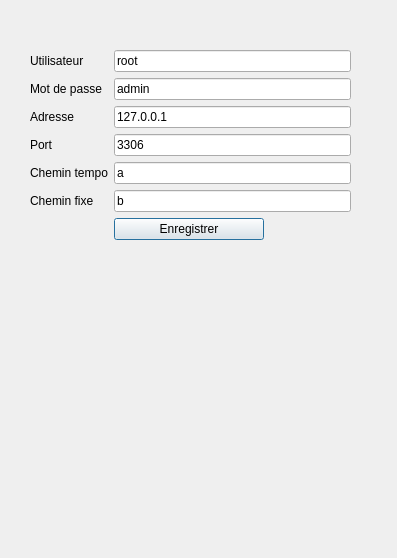
The window that c_options.ui (AlexSerfa/DVDFLIX) describes before a commit, drawn with Qt 5.
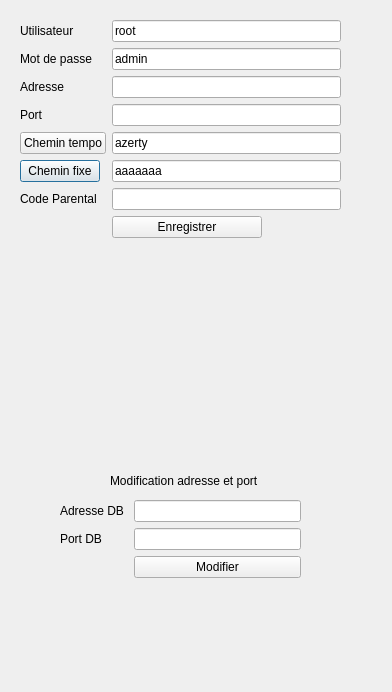
The same window after the commit.

```diff
--- a/c_options.ui
+++ b/c_options.ui
@@ -6,8 +6,8 @@
    <rect>
     <x>0</x>
     <y>0</y>
-    <width>397</width>
-    <height>558</height>
+    <width>392</width>
+    <height>692</height>
    </rect>
   </property>
   <property name="windowTitle">
@@ -16,8 +16,8 @@
   <widget class="QWidget" name="formLayoutWidget">
    <property name="geometry">
     <rect>
-     <x>30</x>
-     <y>50</y>
+     <x>20</x>
+     <y>20</y>
      <width>321</width>
      <height>341</height>
     </rect>
@@ -44,33 +44,6 @@
       </property>
      </widget>
     </item>
-    <item row="4" column="0">
-     <widget class="QLabel" name="label_5">
-      <property name="text">
-       <string>Chemin tempo</string>
-      </property>
-     </widget>
-    </item>
-    <item row="5" column="0">
-     <widget class="QLabel" name="label_6">
-      <property name="text">
-       <string>Chemin fixe</string>
-      </property>
-     </widget>
-    </item>
-    <item row="6" column="1">
-     <widget class="QPushButton" name="pushButton">
-      <property name="maximumSize">
-       <size>
-        <width>150</width>
-        <height>30</height>
-       </size>
-      </property>
-      <property name="text">
-       <string>Enregistrer</string>
-      </property>
-     </widget>
-    </item>
     <item row="0" column="0">
      <widget class="QLabel" name="label">
       <property name="text">
@@ -95,28 +68,93 @@
     <item row="2" column="1">
      <widget class="QLineEdit" name="txt_adresse">
       <property name="text">
-       <string>127.0.0.1</string>
+       <string/>
+      </property>
+      <property name="readOnly">
+       <bool>true</bool>
       </property>
      </widget>
     </item>
     <item row="3" column="1">
      <widget class="QLineEdit" name="txt_port">
       <property name="text">
-       <string>3306</string>
+       <string/>
+      </property>
+      <property name="readOnly">
+       <bool>true</bool>
       </property>
      </widget>
     </item>
     <item row="4" column="1">
      <widget class="QLineEdit" name="txt_tempo">
       <property name="text">
-       <string>a</string>
+       <string>azerty</string>
+      </property>
+      <property name="readOnly">
+       <bool>true</bool>
       </property>
      </widget>
     </item>
     <item row="5" column="1">
      <widget class="QLineEdit" name="txt_fixe">
       <property name="text">
-       <string>b</string>
+       <string>aaaaaaa</string>
+      </property>
+      <property name="readOnly">
+       <bool>true</bool>
+      </property>
+     </widget>
+    </item>
+    <item row="5" column="0">
+     <widget class="QPushButton" name="pushButton_cheminFixe">
+      <property name="text">
+       <string>Chemin fixe</string>
+      </property>
+     </widget>
+    </item>
+    <item row="4" column="0">
+     <widget class="QPushButton" name="pushButton_cheminTempo">
+      <property name="text">
+       <string>Chemin tempo</string>
+      </property>
+     </widget>
+    </item>
+    <item row="6" column="0">
+     <widget class="QLabel" name="label_5">
+      <property name="text">
+       <string>Code Parental </string>
+      </property>
+     </widget>
+    </item>
+    <item row="6" column="1">
+     <widget class="QLineEdit" name="txt_code">
+      <property name="inputMask">
+       <string/>
+      </property>
+      <property name="text">
+       <string/>
+      </property>
+      <property name="maxLength">
+       <number>4</number>
+      </property>
+      <property name="frame">
+       <bool>true</bool>
+      </property>
+      <property name="echoMode">
+       <enum>QLineEdit::Password</enum>
+      </property>
+     </widget>
+    </item>
+    <item row="7" column="1">
+     <widget class="QPushButton" name="pushButton">
+      <property name="maximumSize">
+       <size>
+        <width>150</width>
+        <height>30</height>
+       </size>
+      </property>
+      <property name="text">
+       <string>Enregistrer</string>
       </property>
      </widget>
     </item>
@@ -138,16 +176,68 @@
   <widget class="QLabel" name="error_list">
    <property name="geometry">
     <rect>
-     <x>100</x>
-     <y>410</y>
-     <width>181</width>
-     <height>81</height>
+     <x>90</x>
+     <y>370</y>
+     <width>191</width>
+     <height>51</height>
     </rect>
    </property>
    <property name="text">
     <string/>
    </property>
   </widget>
+  <widget class="QWidget" name="formLayoutWidget_2">
+   <property name="geometry">
+    <rect>
+     <x>60</x>
+     <y>500</y>
+     <width>241</width>
+     <height>161</height>
+    </rect>
+   </property>
+   <layout class="QFormLayout" name="formLayout_2">
+    <item row="0" column="0">
+     <widget class="QLabel" name="label_7">
+      <property name="text">
+       <string>Adresse DB </string>
+      </property>
+     </widget>
+    </item>
+    <item row="1" column="0">
+     <widget class="QLabel" name="label_8">
+      <property name="text">
+       <string>Port DB </string>
+      </property>
+     </widget>
+    </item>
+    <item row="0" column="1">
+     <widget class="QLineEdit" name="txt_adrDbSecu"/>
+    </item>
+    <item row="1" column="1">
+     <widget class="QLineEdit" name="txt_portDbSecu"/>
+    </item>
+    <item row="2" column="1">
+     <widget class="QPushButton" name="pushButton_modifier">
+      <property name="text">
+       <string>Modifier</string>
+      </property>
+     </widget>
+    </item>
+   </layout>
+  </widget>
+  <widget class="QLabel" name="label_9">
+   <property name="geometry">
+    <rect>
+     <x>110</x>
+     <y>470</y>
+     <width>201</width>
+     <height>21</height>
+    </rect>
+   </property>
+   <property name="text">
+    <string>Modification adresse et port </string>
+   </property>
+  </widget>
  </widget>
  <resources/>
  <connections/>
```
